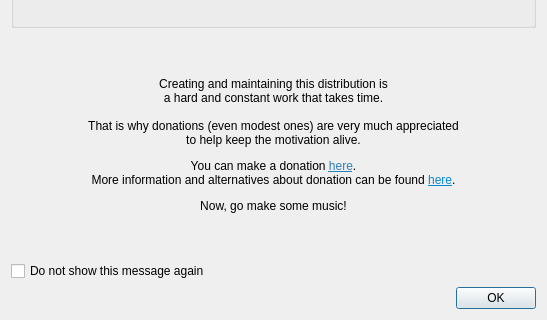
The window that resources/ui/donate.ui (LibraZiK/lzk_donate_tip) describes before a commit, drawn with Qt 5; both pictures show x 0 to 547 and y 362 to 682 of the 547 by 682 pixel window.
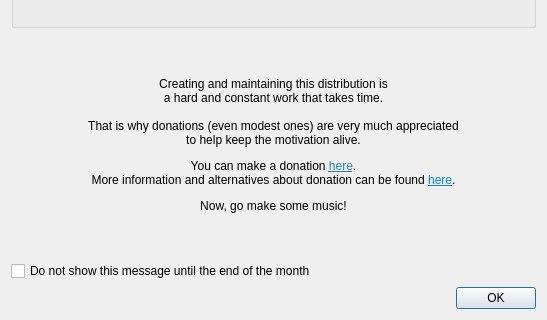
The same window after the commit. Icons and pictures are not drawn.

What changed in the file:
```diff
--- a/resources/ui/donate.ui
+++ b/resources/ui/donate.ui
@@ -247,7 +247,7 @@
      <item>
       <widget class="QCheckBox" name="checkBox">
        <property name="text">
-        <string>Do not show this message again</string>
+        <string>Do not show this message until the end of the month</string>
        </property>
       </widget>
      </item>
```
